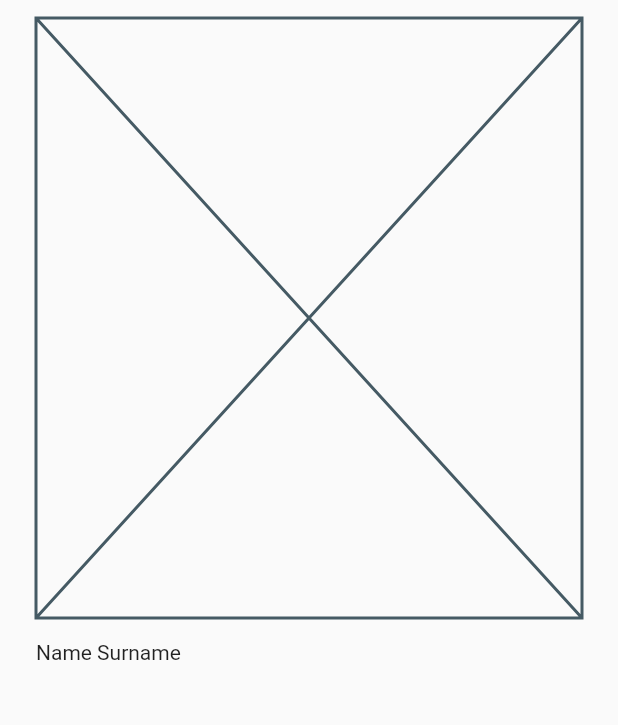
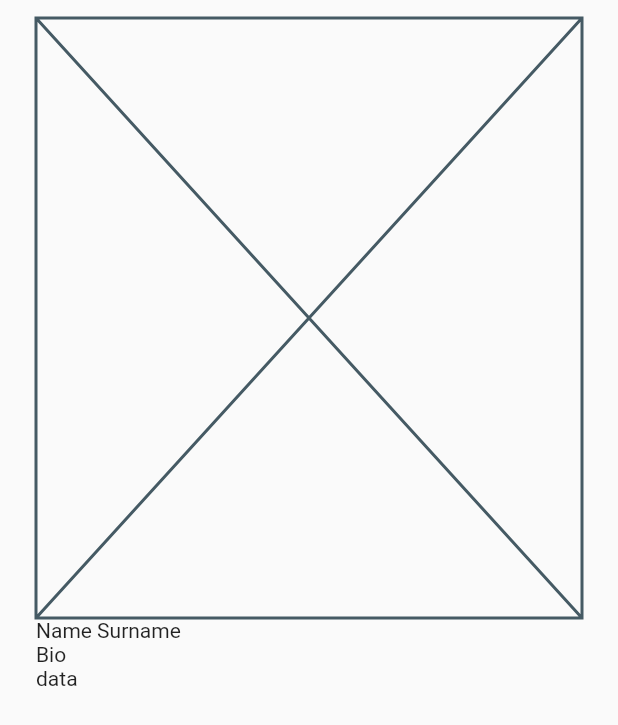
Before and after one commit to samuel-s-marques/thisdatedoesnotexist, a Flutter app: the ProfilePage screen opened directly, on a phone screen of 412 x 824 dp. Shown: the top 725 px of the screen. Run offline on Flutter 3.47's test engine with Material 2 defaults, Android fonts, the phone set to English and light mode, and no system bars; our stand-ins replace firebase_auth, firebase_core, flutter_mobx, flutter_modular, flutter_svg, google_sign_in and 1 more; accounts and stored records are empty; generated files the repository leaves out were written again.

Commit message:
add bio section widget

```diff
--- a/lib/app/features/profile/pages/profile_page.dart
+++ b/lib/app/features/profile/pages/profile_page.dart
@@ -1,6 +1,6 @@
-import 'package:flutter/cupertino.dart';
 import 'package:flutter/material.dart';
 import 'package:thisdatedoesnotexist/app/features/profile/store/profile_store.dart';
+import 'package:thisdatedoesnotexist/app/features/profile/widgets/section_widget.dart';
 
 class ProfilePage extends StatefulWidget {
   const ProfilePage({super.key});
@@ -20,8 +20,9 @@ class _ProfilePageState extends State<ProfilePage> {
           horizontal: 24,
           vertical: 12,
         ),
-        child: Wrap(
-          runSpacing: 15,
+        child: Column(
+          mainAxisSize: MainAxisSize.min,
+          crossAxisAlignment: CrossAxisAlignment.start,
           children: [
             // TODO: Add profile images with carrousel
             Placeholder(
@@ -29,7 +30,11 @@ class _ProfilePageState extends State<ProfilePage> {
               fallbackHeight: 400,
             ),
             // TODO: Add profile name
-            Text('Name Surname')
+            Text('Name Surname'),
+            SectionWidget(
+              title: 'Bio',
+              content: Text('data'),
+            )
           ],
         ),
       ),
```
